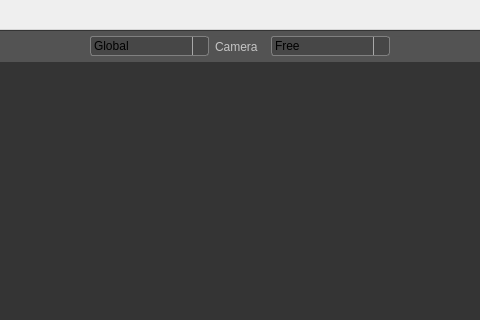
Before: the Qt Designer form src/newmainwindow.ui in jahshaka/Studio, drawn with Qt 5; both pictures show x 235 to 715 and y 0 to 320 of the 1209 by 955 pixel window.
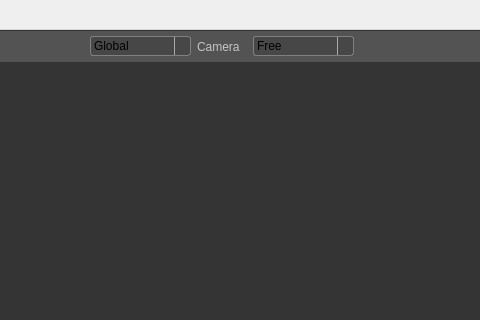
After: the same form once the commit is applied. Icons and pictures are not drawn. Custom widgets are drawn as their Qt base class.

Diff of the .ui file:
```diff
--- a/src/newmainwindow.ui
+++ b/src/newmainwindow.ui
@@ -645,7 +645,7 @@
            <widget class="QComboBox" name="comboBox_2">
             <property name="minimumSize">
              <size>
-              <width>119</width>
+              <width>101</width>
               <height>0</height>
              </size>
             </property>
@@ -693,7 +693,7 @@
            <widget class="QComboBox" name="cameraTypeCombo">
             <property name="minimumSize">
              <size>
-              <width>119</width>
+              <width>101</width>
               <height>0</height>
              </size>
             </property>
```
Left out of the diff: 8 changed lines with no effect on the pictures.
